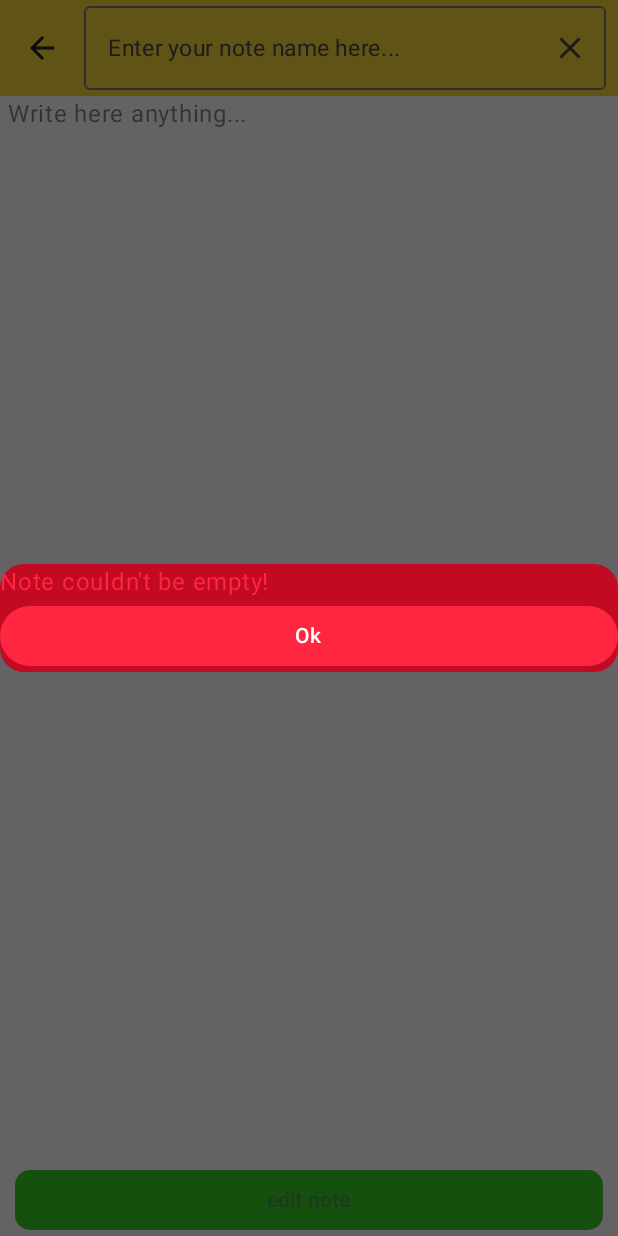
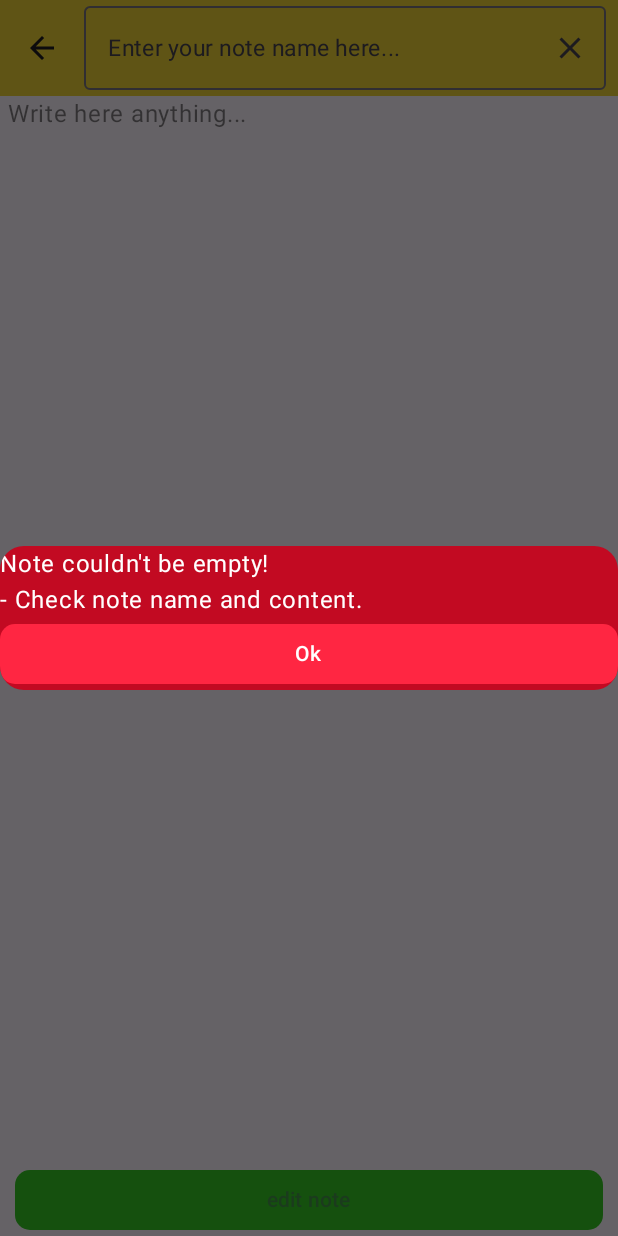
Before and after one commit to Maxdgf/Notepad, an Android app built with Jetpack Compose: the NoteUiEditScreen screen opened through its navigation route, after a tap on "edit note", on a phone screen of 412 x 824 dp. Run offline under Robolectric (Android 15) with nearby library versions, the phone set to English and light mode, and no system bars; our stand-ins replace Dagger/Hilt's generated code; libraries missing offline, so code that uses them is left out: androidx.hilt.lifecycle.

Commit message:
Update NoteEditScreen.kt
Updating AlertUiMessageDialog() ui.

```diff
--- a/app/src/main/java/com/example/notepad/ui/screens/NoteEditScreen.kt
+++ b/app/src/main/java/com/example/notepad/ui/screens/NoteEditScreen.kt
@@ -179,12 +179,16 @@ fun NoteUiEditScreen(
                 state = errorOfEmptyNotAlertMessageDialogState
             ) {
                 Column {
-                    Text(text = "Note couldn't be empty!")
+                    Text(
+                        text = "Note couldn't be empty!\n- Check note name and content.",
+                        color = Color.White
+                    )
 
                     Button(
                         onClick = { updateErrorOfEmptyNotAlertMessageDialogStateMethod(false) },
                         modifier = Modifier.fillMaxWidth(),
-                        colors = ButtonDefaults.buttonColors(containerColor = MaterialTheme.colorScheme.onError)
+                        colors = ButtonDefaults.buttonColors(containerColor = MaterialTheme.colorScheme.onError),
+                        shape = RoundedCornerShape(10.dp)
                     ) {
                         Text(
                             text = "Ok",
```
